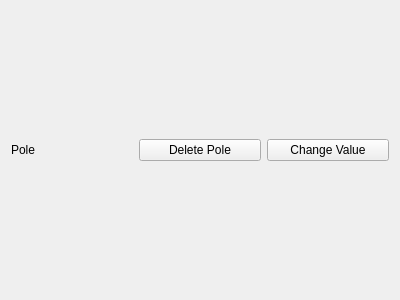
First picture: the form in GRAPH/poles.ui, repository dawidholka/BodePlot, before the edit.
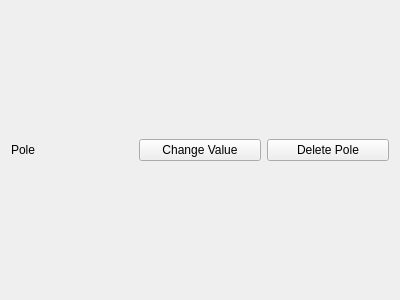
Second picture: the form after the edit.

Commit message: Y axis

Diff of the .ui file:
```diff
--- a/GRAPH/poles.ui
+++ b/GRAPH/poles.ui
@@ -24,16 +24,16 @@
       </widget>
      </item>
      <item>
-      <widget class="QPushButton" name="deletePoleButton">
+      <widget class="QPushButton" name="changeValueButton">
        <property name="text">
-        <string>Delete Pole</string>
+        <string>Change Value</string>
        </property>
       </widget>
      </item>
      <item>
-      <widget class="QPushButton" name="changeValueButton">
+      <widget class="QPushButton" name="deletePoleButton">
        <property name="text">
-        <string>Change Value</string>
+        <string>Delete Pole</string>
        </property>
       </widget>
      </item>
```
The commit also changes 2 other files.
